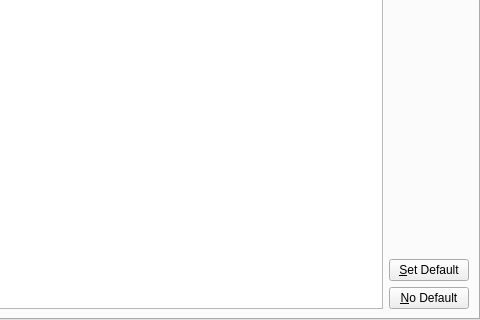
This is application/pages/global/AccountListPage.ui in FreesmTeam/FreesmLauncher as Qt 5 draws it before an edit; both pictures show x 214 to 694 and y 289 to 609 of the 694 by 609 pixel window. The edited form follows.
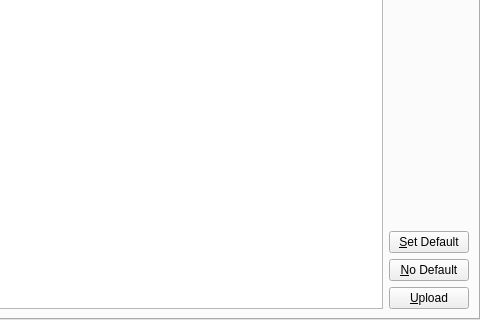
This is the edited form.

Commit message: GH-767 Basic skin upload

Patch:
```diff
--- a/application/pages/global/AccountListPage.ui
+++ b/application/pages/global/AccountListPage.ui
@@ -97,6 +97,16 @@
              </property>
             </widget>
            </item>
+           <item>
+            <widget class="QPushButton" name="uploadSkinBtn">
+             <property name="toolTip">
+              <string>Opens a dialog to select and upload a skin image to the selected account.</string>
+             </property>
+             <property name="text">
+              <string>&amp;Upload</string>
+             </property>
+            </widget>
+           </item>
           </layout>
          </item>
         </layout>
```
The commit also changes 9 other files.
